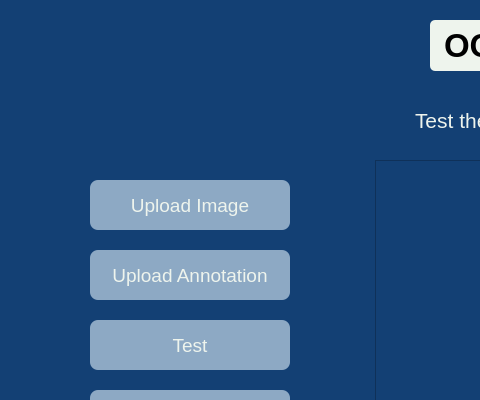
Above: testing_menu.ui from Zachve4037/OCR_App before the change; both pictures show x 0 to 480 and y 0 to 400 of the 1080 by 640 pixel window. Below: the same form after it.
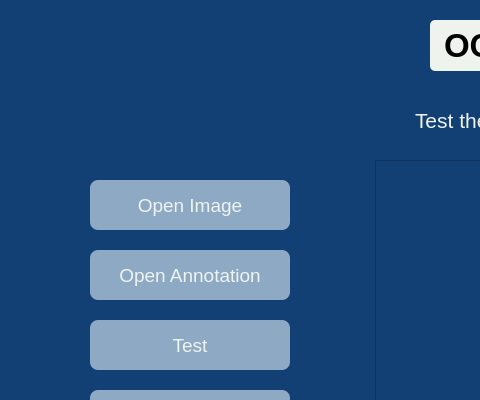
That is the form after the change. Custom widgets are drawn as their Qt base class.

Commit message: upload image / annotation changedo to open, deletion of Welcome to, layout change in main screen

The edit to the form file:
```diff
--- a/testing_menu.ui
+++ b/testing_menu.ui
@@ -104,7 +104,7 @@
      <string notr="true">background-color: #8da9c4; color: #eef4ed; border-radius: 8px;</string>
     </property>
     <property name="text">
-     <string>Upload Image</string>
+     <string>Open Image</string>
     </property>
    </widget>
    <widget class="QPushButton" name="annotation_btn">
@@ -125,7 +125,7 @@
      <string notr="true">background-color: #8da9c4; color: #eef4ed; border-radius: 8px;</string>
     </property>
     <property name="text">
-     <string>Upload Annotation</string>
+     <string>Open Annotation</string>
     </property>
    </widget>
    <widget class="QPushButton" name="test_btn">
```
The commit also changes 2 other files.
